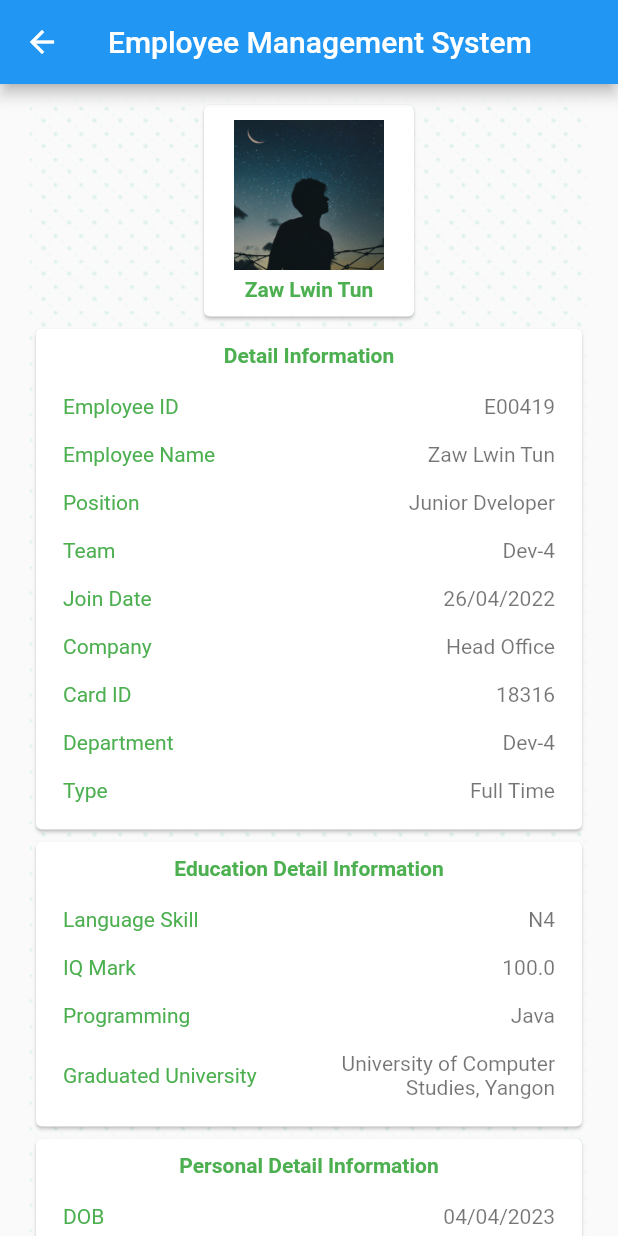
After one commit to scm-sai-zaw-myint/EMS-Mobile, a Flutter app: the Profile screen opened directly, on a phone screen of 412 x 824 dp. The commit adds this screen. Run offline on Flutter 3.47's test engine with Material 2 defaults, Android fonts, the phone set to English and light mode, and no system bars; our stand-ins replace flutter_secure_storage, get; accounts and stored records are empty.

Commit message:
create profile view

```diff
--- a/ems_mobile/lib/Screens/Common/common_widget.dart
+++ b/ems_mobile/lib/Screens/Common/common_widget.dart
@@ -1,17 +1,22 @@
 import 'package:flutter/material.dart';
+
 typedef EyeCallback = Function();
+
 class CommonWidget {
-
   static InputDecoration loginInputDecoration(String name) => InputDecoration(
       hintText: name,
       labelText: name,
       contentPadding: const EdgeInsets.fromLTRB(20, 15, 20, 15),
       border: OutlineInputBorder(borderRadius: BorderRadius.circular(20)));
-  static InputDecoration passwordInputDecoration(String name, Icon icon, EyeCallback callback) =>
+  static InputDecoration passwordInputDecoration(
+          String name, Icon icon, EyeCallback callback) =>
       InputDecoration(
           hintText: name,
           labelText: name,
-          suffixIcon: IconButton(icon: icon,onPressed: callback,),
+          suffixIcon: IconButton(
+            icon: icon,
+            onPressed: callback,
+          ),
           contentPadding: const EdgeInsets.fromLTRB(20, 15, 20, 15),
           border: OutlineInputBorder(borderRadius: BorderRadius.circular(20)));
   static ButtonStyle primaryButtonStyle() => ElevatedButton.styleFrom(
@@ -25,4 +30,41 @@ class CommonWidget {
       padding: const EdgeInsets.fromLTRB(0, 15, 0, 15),
       backgroundColor: const Color.fromARGB(255, 224, 224, 224),
       foregroundColor: Colors.black);
+  static Padding profileRow(String left, String right) => Padding(
+        padding: const EdgeInsets.all(8.0),
+        child: Row(
+          mainAxisAlignment: MainAxisAlignment.spaceBetween,
+          children: [
+            Expanded(
+              child: Align(
+                alignment: Alignment.centerLeft,
+                child: Text(
+                  left,
+                  textAlign: TextAlign.left,
+                  style: profileTextStyle(Colors.green),
+                ),
+              ),
+            ),
+            Expanded(
+              child: Align(
+                alignment: Alignment.centerRight,
+                child: Text(
+                  right,
+                  textAlign: TextAlign.right,
+                  style: profileTextStyle(Colors.black54),
+                ),
+              ),
+            ),
+          ],
+        ),
+      );
+  static Text profileTitle(String title) => Text(
+        title,
+        style: const TextStyle(
+            fontSize: 14, color: Colors.green, fontWeight: FontWeight.bold),
+      );
+  static TextStyle profileTextStyle(Color color) => TextStyle(
+        fontSize: 14,
+        color: color,
+      );
 }
--- /dev/null
+++ b/ems_mobile/lib/Screens/Profile/profile.dart
@@ -0,0 +1,155 @@
+import 'package:ems_mobile/Screens/Common/common_widget.dart';
+import 'package:ems_mobile/Services/Profile/profile_service.dart';
+import 'package:flutter/material.dart';
+
+class Profile extends StatefulWidget {
+  const Profile({super.key});
+
+  @override
+  State<Profile> createState() => _ProfileState();
+}
+
+class _ProfileState extends State<Profile> {
+  @override
+  Widget build(BuildContext context) {
+    ProfileService.getProfile();
+    return Scaffold(
+      appBar: AppBar(
+        title: const Text("Employee Management System"),
+      ),
+      body: SingleChildScrollView(
+        child: Container(
+            decoration: const BoxDecoration(
+                image: DecorationImage(
+                    image: AssetImage("assets/images/img_bg.png"),
+                    repeat: ImageRepeat.repeat)),
+            margin: const EdgeInsets.symmetric(vertical: 10, horizontal: 20),
+            child: Column(
+              children: [
+                Center(
+                  child: Card(
+                    child: Padding(
+                      padding: const EdgeInsets.symmetric(
+                          vertical: 10, horizontal: 20),
+                      child: Column(
+                        children: [
+                          Image.asset(
+                            "assets/images/img_profile.jpg",
+                            width: 100,
+                            height: 100,
+                          ),
+                          const SizedBox(height: 5),
+                          const Text(
+                            "Zaw Lwin Tun",
+                            style: TextStyle(
+                                fontSize: 14,
+                                color: Colors.green,
+                                fontWeight: FontWeight.bold),
+                          ),
+                        ],
+                      ),
+                    ),
+                  ),
+                ),
+                Center(
+                  child: Card(
+                    child: Padding(
+                      padding: const EdgeInsets.all(10),
+                      child: Column(
+                        children: [
+                          CommonWidget.profileTitle("Detail Information"),
+                          const SizedBox(height: 10),
+                          Wrap(
+                            children: [
+                              CommonWidget.profileRow("Employee ID", "E00419"),
+                              CommonWidget.profileRow(
+                                  "Employee Name", "Zaw Lwin Tun"),
+                              CommonWidget.profileRow(
+                                  "Position", "Junior Dveloper"),
+                              CommonWidget.profileRow("Team", "Dev-4"),
+                              CommonWidget.profileRow(
+                                  "Join Date", "26/04/2022"),
+                              CommonWidget.profileRow(
+                                  "Company ", "Head Office"),
+                              CommonWidget.profileRow("Card ID", "18316"),
+                              CommonWidget.profileRow("Department", "Dev-4"),
+                              CommonWidget.profileRow("Type", "Full Time"),
+                            ],
+                          )
+                        ],
+                      ),
+                    ),
+                  ),
+                ),
+                Center(
+                  child: Card(
+                    child: Padding(
+                      padding: const EdgeInsets.all(10.0),
+                      child: Column(
+                        children: [
+                          CommonWidget.profileTitle(
+                              "Education Detail Information"),
+                          const SizedBox(height: 10),
+                          Wrap(
+                            children: [
+                              CommonWidget.profileRow("Language Skill", "N4"),
+                              CommonWidget.profileRow("IQ Mark", "100.0"),
+                              CommonWidget.profileRow("Programming", "Java"),
+                              CommonWidget.profileRow("Graduated University",
+                                  "University of Computer Studies, Yangon"),
+                            ],
+                          )
+                        ],
+                      ),
+                    ),
+                  ),
+                ),
+                Center(
+                  child: Card(
+                    child: Padding(
+                      padding: const EdgeInsets.all(10.0),
+                      child: Column(
+                        children: [
+                          CommonWidget.profileTitle(
+                              "Personal Detail Information"),
+                          const SizedBox(height: 10),
+                          Wrap(
+                            children: [
+                              CommonWidget.profileRow("DOB", "04/04/2023"),
+                              CommonWidget.profileRow("NRC DOB", "04/04/2023"),
+                              CommonWidget.profileRow("Gender", "Male"),
+                              CommonWidget.profileRow(
+                                  "NRC No.", "12/AAAAAA(N)123456"),
+                              CommonWidget.profileRow(
+                                  "Phone", "09789456123, 0931456987"),
+                              CommonWidget.profileRow(
+                                  "Email", "scm.zawlwintun@gmail.com"),
+                              CommonWidget.profileRow(
+                                  "BankAccount", "0000 0000 0000 0000"),
+                              CommonWidget.profileRow("SSB No.", ""),
+                              CommonWidget.profileRow(
+                                  "SSB Card Issue Date", ""),
+                              CommonWidget.profileRow("Religion", "Atheist"),
+                              CommonWidget.profileRow("PC No.", "P-00464"),
+                              CommonWidget.profileRow("PC Password", "abcdefg"),
+                              CommonWidget.profileRow(
+                                  "MAC Address", "AA-BB-CC-DD-EE-FF"),
+                              CommonWidget.profileRow("Contact Name", "Ma Ma"),
+                              CommonWidget.profileRow(
+                                  "Contact Phone", "09852147963"),
+                              CommonWidget.profileRow(
+                                  "Relation", "Sugar Mommy"),
+                              CommonWidget.profileRow("Address", "Yangon"),
+                            ],
+                          )
+                        ],
+                      ),
+                    ),
+                  ),
+                ),
+              ],
+            )),
+      ),
+    );
+  }
+}
```
Also changed, not shown: ems_mobile/assets/images/img_profile.jpg (added), 1 other file.
